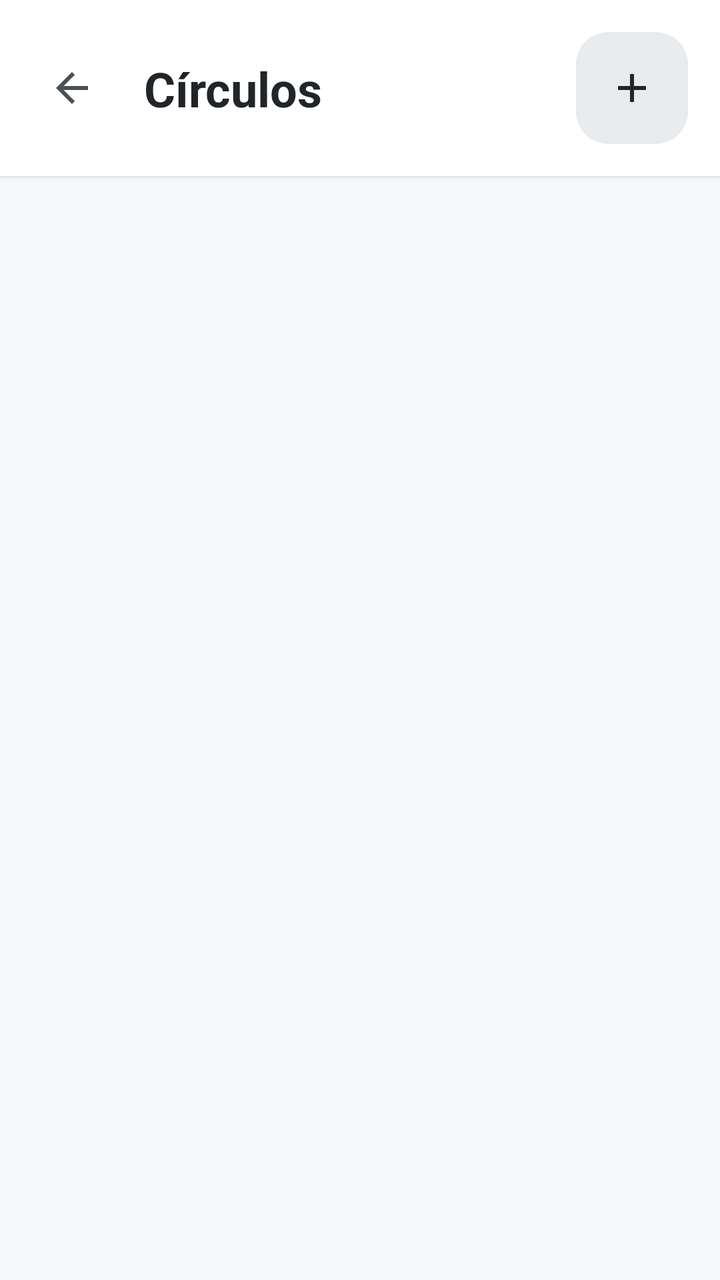
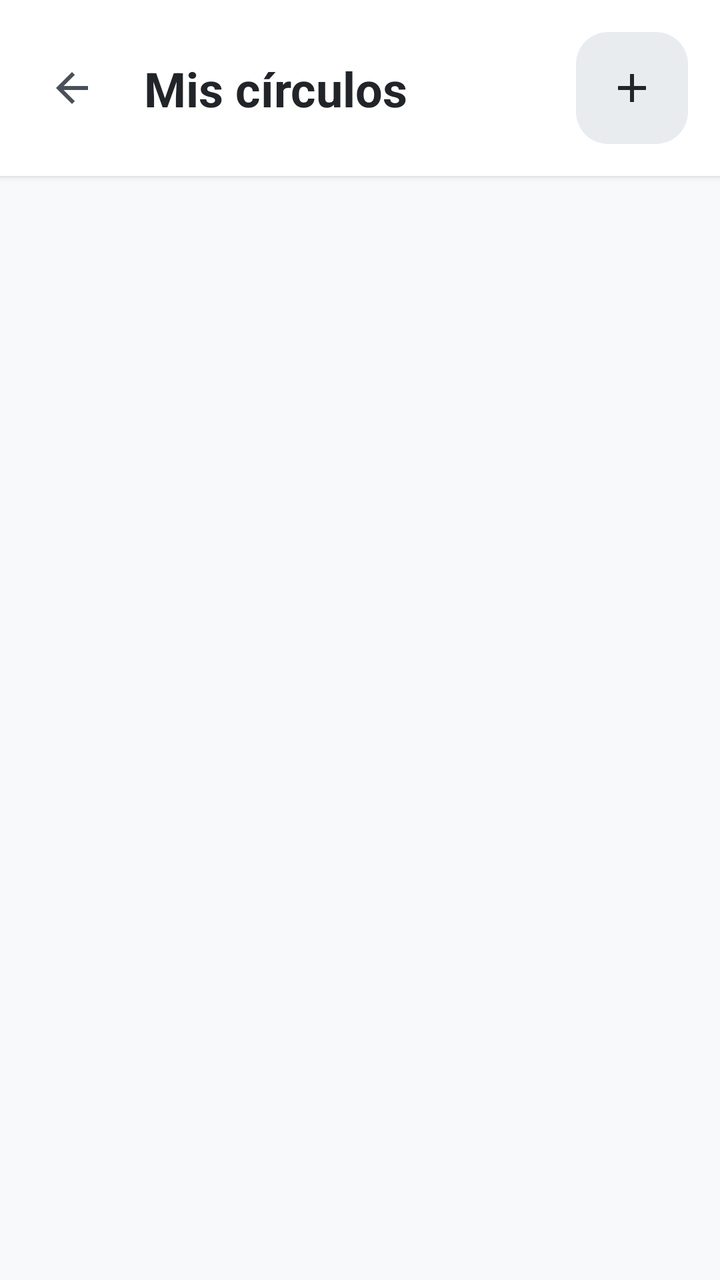

Screens rendered from an Android XML layout before and after an edit, with the pre-edit source and the edit as a unified diff.
<!-- AndroidManifest.xml: application theme Theme.Pace -->
<!-- res/layout/activity_circles.xml -->
<?xml version="1.0" encoding="utf-8"?>
<androidx.constraintlayout.widget.ConstraintLayout
    xmlns:android="http://schemas.android.com/apk/res/android"
    xmlns:app="http://schemas.android.com/apk/res-auto"
    xmlns:tools="http://schemas.android.com/tools"
    android:layout_width="match_parent"
    android:layout_height="match_parent"
    android:background="@color/background_primary">

    
    <androidx.constraintlayout.widget.ConstraintLayout
        android:id="@+id/header_container"
        android:layout_width="match_parent"
        android:layout_height="wrap_content"
        android:background="@color/background_card"
        android:elevation="2dp"
        android:padding="16dp"
        app:layout_constraintTop_toTopOf="parent">

        
        <ImageButton
            android:id="@+id/backButton"
            android:layout_width="40dp"
            android:layout_height="40dp"
            android:src="@drawable/ic_arrow_back"
            android:background="?attr/selectableItemBackgroundBorderless"
            android:contentDescription="Volver"
            android:scaleType="centerInside"
            app:tint="@color/accent_primary"
            app:layout_constraintTop_toTopOf="parent"
            app:layout_constraintBottom_toBottomOf="parent"
            app:layout_constraintStart_toStartOf="parent" />

        
        <TextView
            android:id="@+id/tv_title"
            android:layout_width="0dp"
            android:layout_height="wrap_content"
            android:text="Círculos"
            android:textSize="24sp"
            android:textStyle="bold"
            android:textColor="@color/text_primary"
            android:layout_marginStart="16dp"
            android:layout_marginEnd="16dp"
            app:layout_constraintStart_toEndOf="@id/backButton"
            app:layout_constraintEnd_toStartOf="@id/btn_add_circle"
            app:layout_constraintTop_toTopOf="parent"
            app:layout_constraintBottom_toBottomOf="parent"/>

        
        <com.google.android.material.floatingactionbutton.FloatingActionButton
            android:id="@+id/btn_add_circle"
            android:layout_width="56dp"
            android:layout_height="56dp"
            android:src="@drawable/ic_add"
            android:contentDescription="Añadir círculo"
            app:fabSize="normal"
            app:backgroundTint="@color/accent_secondary"
            app:tint="@color/text_primary"
            app:elevation="0dp"
            app:layout_constraintEnd_toEndOf="parent"
            app:layout_constraintTop_toTopOf="parent"
            app:layout_constraintBottom_toBottomOf="parent"/>

    </androidx.constraintlayout.widget.ConstraintLayout>

    
    <androidx.recyclerview.widget.RecyclerView
        android:id="@+id/rv_circles"
        android:layout_width="match_parent"
        android:layout_height="0dp"
        android:paddingHorizontal="16dp"
        android:paddingTop="16dp"
        android:clipToPadding="false"
        tools:listitem="@layout/item_circle"
        app:layout_constraintTop_toBottomOf="@id/header_container"
        app:layout_constraintBottom_toBottomOf="parent"/>

</androidx.constraintlayout.widget.ConstraintLayout>
<!-- res/layout/item_circle.xml (included above) -->
<?xml version="1.0" encoding="utf-8"?>
<com.google.android.material.card.MaterialCardView
    xmlns:android="http://schemas.android.com/apk/res/android"
    xmlns:app="http://schemas.android.com/apk/res-auto"
    android:layout_width="match_parent"
    android:layout_height="wrap_content"
    android:layout_marginBottom="16dp"
    app:cardBackgroundColor="@color/background_card"
    app:cardElevation="4dp"
    app:cardCornerRadius="32dp"
    app:strokeWidth="0dp">

    <androidx.constraintlayout.widget.ConstraintLayout
        android:layout_width="match_parent"
        android:layout_height="wrap_content"
        android:padding="24dp">

        
        <FrameLayout
            android:id="@+id/avatars_container"
            android:layout_width="64dp"
            android:layout_height="64dp"
            app:layout_constraintStart_toStartOf="parent"
            app:layout_constraintTop_toTopOf="parent"
            app:layout_constraintBottom_toBottomOf="parent">
            <com.google.android.material.imageview.ShapeableImageView
                android:id="@+id/iv_avatar_primary"
                android:layout_width="56dp"
                android:layout_height="56dp"
                android:layout_gravity="center"
                android:scaleType="centerCrop"
                android:src="@drawable/ic_person"
                app:shapeAppearanceOverlay="@style/CircleImageView"
                app:strokeColor="@color/background_card"
                app:strokeWidth="3dp" />
            <TextView
                android:id="@+id/tv_avatar_more"
                android:layout_width="24dp"
                android:layout_height="24dp"
                android:layout_gravity="end|bottom"
                android:gravity="center"
                android:background="@drawable/bg_send_button"
                android:text="+0"
                android:textColor="@color/text_primary"
                android:textSize="11sp"
                android:textStyle="bold"
                android:visibility="gone" />
        </FrameLayout>

        
        <LinearLayout
            android:id="@+id/info_container"
            android:layout_width="0dp"
            android:layout_height="wrap_content"
            android:orientation="vertical"
            android:layout_marginStart="16dp"
            android:layout_marginEnd="16dp"
            app:layout_constraintStart_toEndOf="@id/avatars_container"
            app:layout_constraintEnd_toStartOf="@id/iv_arrow"
            app:layout_constraintTop_toTopOf="parent"
            app:layout_constraintBottom_toBottomOf="parent">

            
            <TextView
                android:id="@+id/tv_circle_name"
                android:layout_width="wrap_content"
                android:layout_height="wrap_content"
                android:text="Familia"
                android:textSize="22sp"
                android:textStyle="bold"
                android:textColor="@color/text_primary"/>

            
            <LinearLayout
                android:layout_width="wrap_content"
                android:layout_height="wrap_content"
                android:orientation="horizontal"
                android:layout_marginTop="4dp"
                android:gravity="center_vertical">

                <ImageView
                    android:layout_width="16dp"
                    android:layout_height="16dp"
                    android:src="@drawable/ic_group_placeholder"
                    app:tint="@color/text_secondary"/>

                <TextView
                    android:id="@+id/tv_members_count"
                    android:layout_width="wrap_content"
                    android:layout_height="wrap_content"
                    android:text="4 miembros"
                    android:textSize="14sp"
                    android:textColor="@color/text_secondary"
                    android:layout_marginStart="6dp"/>

            </LinearLayout>

        <LinearLayout
            android:layout_width="wrap_content"
            android:layout_height="wrap_content"
            android:orientation="horizontal"
            android:layout_marginTop="4dp"
            android:gravity="center_vertical">
            <TextView
                android:id="@+id/tv_last_message"
                android:layout_width="wrap_content"
                android:layout_height="wrap_content"
                android:text="Jose: Heyy que tal"
                android:textSize="14sp"
                android:textColor="@color/text_secondary"/>

            <TextView
                android:id="@+id/tv_last_message_time"
                android:layout_width="wrap_content"
                android:layout_height="wrap_content"
                android:text="11:45"
                android:textSize="14sp"
                android:textColor="@color/text_secondary"
                android:layout_marginStart="6dp"/>

        </LinearLayout>
        </LinearLayout>

        
        <ImageView
            android:id="@+id/iv_arrow"
            android:layout_width="24dp"
            android:layout_height="24dp"
            android:src="@drawable/ic_arrow_right"
            app:tint="@color/icon_color"
            app:layout_constraintEnd_toEndOf="parent"
            app:layout_constraintTop_toTopOf="parent"
            app:layout_constraintBottom_toBottomOf="parent"/>

    </androidx.constraintlayout.widget.ConstraintLayout>

</com.google.android.material.card.MaterialCardView>
<!-- resources referenced by this layout -->
<resources>
  <color name="accent_primary">#495057</color>
  <color name="accent_secondary">#E9ECEF</color>
  <color name="background_card">#FFFFFF</color>
  <color name="background_primary">#F8F9FA</color>
  <color name="icon_color">#868E96</color>
  <color name="text_primary">#212529</color>
  <color name="text_secondary">#6C757D</color>
  <!-- drawable bg_send_button (drawable) -->
  <?xml version="1.0" encoding="utf-8"?>
  <shape xmlns:android="http://schemas.android.com/apk/res/android"
      android:shape="oval">
  
      <solid android:color="@color/accent_secondary"/>
  
  </shape>
  <!-- drawable ic_add (drawable) -->
  <vector xmlns:android="http://schemas.android.com/apk/res/android"
      android:width="24dp"
      android:height="24dp"
      android:viewportWidth="24"
      android:viewportHeight="24">
      <path
          android:fillColor="@android:color/white"
          android:pathData="M19,13h-6v6h-2v-6H5v-2h6V5h2v6h6v2z"/>
  </vector>
  <!-- drawable ic_arrow_back (drawable) -->
  <vector xmlns:android="http://schemas.android.com/apk/res/android"
      android:width="24dp"
      android:height="24dp"
      android:viewportWidth="24"
      android:viewportHeight="24">
      <path
          android:fillColor="@color/accent_primary"
          android:pathData="M20,11H7.83l5.59,-5.59L12,4l-8,8 8,8 1.41,-1.41L7.83,13H20v-2z"/>
  </vector>
  <!-- drawable ic_arrow_right (drawable) -->
  <vector xmlns:android="http://schemas.android.com/apk/res/android"
      android:width="24dp"
      android:height="24dp"
      android:viewportWidth="24"
      android:viewportHeight="24">
      <path
          android:fillColor="@color/icon_color"
          android:pathData="M8.59,16.59L13.17,12 8.59,7.41 10,6l6,6 -6,6 -1.41,-1.41z"/>
  </vector>
  <!-- drawable ic_group_placeholder (drawable) -->
  <vector xmlns:android="http://schemas.android.com/apk/res/android"
      android:width="24dp"
      android:height="24dp"
      android:viewportWidth="24"
      android:viewportHeight="24">
      <path
          android:fillColor="@color/icon_color"
          android:pathData="M16,11c1.66,0 2.99,-1.34 2.99,-3S17.66,5 16,5c-1.66,0 -3,1.34 -3,3s1.34,3 3,3zM8,11c1.66,0 2.99,-1.34 2.99,-3S9.66,5 8,5C6.34,5 5,6.34 5,8s1.34,3 3,3zM8,13c-2.33,0 -7,1.17 -7,3.5L1,19h14v-2.5c0,-2.33 -4.67,-3.5 -7,-3.5zM16,13c-0.29,0 -0.62,0.02 -0.97,0.05 1.16,0.84 1.97,1.97 1.97,3.45L17,19h6v-2.5c0,-2.33 -4.67,-3.5 -7,-3.5z"/>
  </vector>
  <!-- drawable ic_person (drawable) -->
  <vector xmlns:android="http://schemas.android.com/apk/res/android"
      android:width="24dp"
      android:height="24dp"
      android:viewportWidth="24"
      android:viewportHeight="24">
      <path
          android:fillColor="@color/accent_primary"
          android:pathData="M12,12c2.21,0 4,-1.79 4,-4s-1.79,-4 -4,-4 -4,1.79 -4,4 1.79,4 4,4zM12,14c-2.67,0 -8,1.34 -8,4v2h16v-2c0,-2.66 -5.33,-4 -8,-4z"/>
  </vector>
  <style name="CircleImageView">
          <item name="cornerFamily">rounded</item>
          <item name="cornerSize">50%</item>
      </style>
  <style name="Theme.Pace" parent="Base.Theme.Pace" />
  <style name="Base.Theme.Pace" parent="Theme.Material3.DayNight.NoActionBar">
          
          <item name="android:statusBarColor">@color/background_primary</item>
          <item name="android:windowOptOutEdgeToEdgeEnforcement" tools:targetApi="35">true</item>
      </style>
</resources>

<!-- the commit's change to res/layout/activity_circles.xml (unified diff, before → after) -->
@@ -36,7 +36,7 @@
             android:id="@+id/tv_title"
             android:layout_width="0dp"
             android:layout_height="wrap_content"
-            android:text="Círculos"
+            android:text="@string/my_circles"
             android:textSize="24sp"
             android:textStyle="bold"
             android:textColor="@color/text_primary"
<!-- resource entries referenced after the edit -->
@@ -65,6 +65,7 @@
           android:fillColor="@color/accent_primary"
           android:pathData="M12,12c2.21,0 4,-1.79 4,-4s-1.79,-4 -4,-4 -4,1.79 -4,4 1.79,4 4,4zM12,14c-2.67,0 -8,1.34 -8,4v2h16v-2c0,-2.66 -5.33,-4 -8,-4z"/>
   </vector>
+  <string name="my_circles">Mis círculos</string>
   <style name="CircleImageView">
           <item name="cornerFamily">rounded</item>
           <item name="cornerSize">50%</item>
